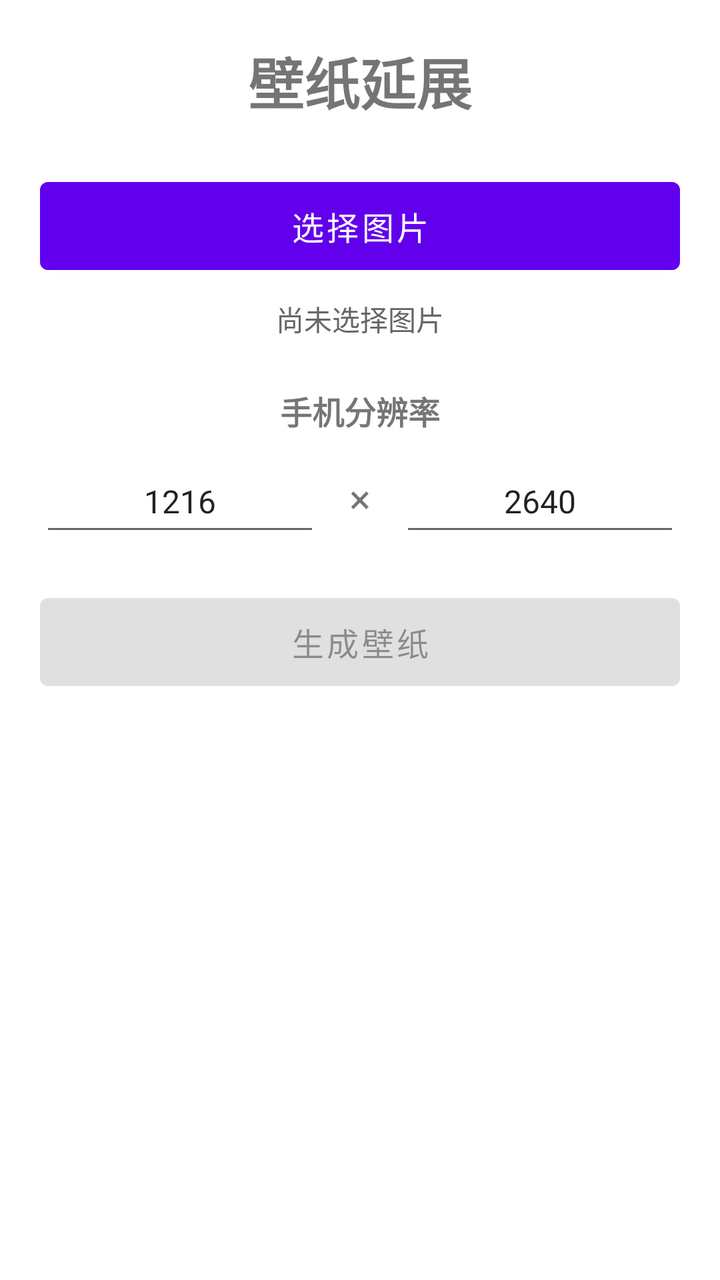
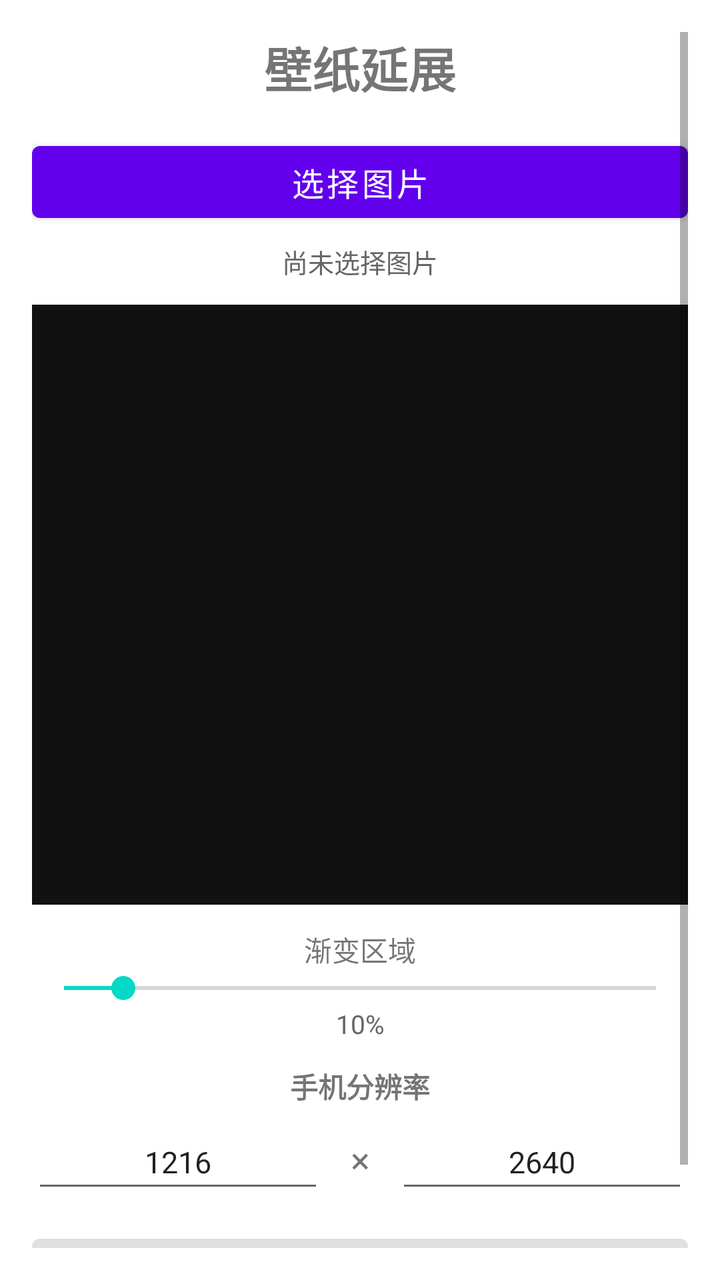

Before-and-after screenshots of an Android layout around one commit, followed by the original layout XML and the change that was made.
<!-- AndroidManifest.xml: application theme Theme.ExtendWallpaper -->
<!-- res/layout/activity_main.xml -->
<?xml version="1.0" encoding="utf-8"?>
<ScrollView xmlns:android="http://schemas.android.com/apk/res/android"
    android:layout_width="match_parent" android:layout_height="match_parent"
    android:padding="20dp">
    <LinearLayout android:layout_width="match_parent"
        android:layout_height="wrap_content" android:orientation="vertical"
        android:gravity="center_horizontal">
        <TextView android:layout_width="wrap_content" android:layout_height="wrap_content"
            android:text="壁纸延展" android:textSize="28sp" android:textStyle="bold"
            android:layout_marginBottom="24dp" />
        <Button android:id="@+id/btnPickImage" android:layout_width="match_parent"
            android:layout_height="56dp" android:text="选择图片" android:textSize="16sp" />
        <TextView android:id="@+id/tvImageInfo" android:layout_width="match_parent"
            android:layout_height="wrap_content" android:layout_marginTop="8dp"
            android:text="尚未选择图片" android:textSize="14sp" android:textColor="#666"
            android:gravity="center" />
        <TextView android:layout_width="wrap_content" android:layout_height="wrap_content"
            android:layout_marginTop="24dp" android:text="手机分辨率" android:textSize="16sp"
            android:textStyle="bold" />
        <LinearLayout android:layout_width="match_parent"
            android:layout_height="wrap_content" android:orientation="horizontal"
            android:layout_marginTop="8dp">
            <EditText android:id="@+id/etPhoneWidth" android:layout_width="0dp"
                android:layout_weight="1" android:layout_height="48dp"
                android:inputType="number" android:hint="宽度" android:text="1216"
                android:gravity="center" android:textSize="16sp" />
            <TextView android:layout_width="40dp" android:layout_height="48dp"
                android:gravity="center" android:text="×" android:textSize="20sp" />
            <EditText android:id="@+id/etPhoneHeight" android:layout_width="0dp"
                android:layout_weight="1" android:layout_height="48dp"
                android:inputType="number" android:hint="高度" android:text="2640"
                android:gravity="center" android:textSize="16sp" />
        </LinearLayout>
        <Button android:id="@+id/btnGenerate" android:layout_width="match_parent"
            android:layout_height="56dp" android:layout_marginTop="20dp"
            android:text="生成壁纸" android:textSize="16sp" android:enabled="false" />
        <ProgressBar android:id="@+id/progressBar" android:layout_width="wrap_content"
            android:layout_height="wrap_content" android:layout_marginTop="12dp"
            android:visibility="gone" />
        <TextView android:id="@+id/tvResult" android:layout_width="match_parent"
            android:layout_height="wrap_content" android:layout_marginTop="16dp"
            android:textSize="14sp" android:textColor="#333" android:gravity="center" />
    </LinearLayout>
</ScrollView>
<!-- resources referenced by this layout -->
<resources>
  <style name="Theme.ExtendWallpaper" parent="Theme.MaterialComponents.Light.NoActionBar" />
</resources>

<!-- the commit's change to res/layout/activity_main.xml (unified diff, before → after) -->
@@ -1,44 +1,87 @@
 <?xml version="1.0" encoding="utf-8"?>
 <ScrollView xmlns:android="http://schemas.android.com/apk/res/android"
     android:layout_width="match_parent" android:layout_height="match_parent"
-    android:padding="20dp">
+    android:padding="16dp">
+
     <LinearLayout android:layout_width="match_parent"
         android:layout_height="wrap_content" android:orientation="vertical"
         android:gravity="center_horizontal">
+
         <TextView android:layout_width="wrap_content" android:layout_height="wrap_content"
-            android:text="壁纸延展" android:textSize="28sp" android:textStyle="bold"
-            android:layout_marginBottom="24dp" />
+            android:text="壁纸延展" android:textSize="24sp" android:textStyle="bold"
+            android:layout_marginBottom="16dp" />
+
         <Button android:id="@+id/btnPickImage" android:layout_width="match_parent"
-            android:layout_height="56dp" android:text="选择图片" android:textSize="16sp" />
+            android:layout_height="48dp" android:text="选择图片" android:textSize="16sp" />
+
         <TextView android:id="@+id/tvImageInfo" android:layout_width="match_parent"
-            android:layout_height="wrap_content" android:layout_marginTop="8dp"
-            android:text="尚未选择图片" android:textSize="14sp" android:textColor="#666"
+            android:layout_height="wrap_content" android:layout_marginTop="6dp"
+            android:text="尚未选择图片" android:textSize="13sp" android:textColor="#666"
             android:gravity="center" />
+
+        
+        <FrameLayout android:id="@+id/previewContainer"
+            android:layout_width="match_parent"
+            android:layout_height="300dp"
+            android:layout_marginTop="12dp"
+            android:background="#111">
+
+            <ImageView android:id="@+id/ivPreview"
+                android:layout_width="match_parent"
+                android:layout_height="match_parent"
+                android:scaleType="fitCenter"
+                android:adjustViewBounds="true" />
+
+            <View android:id="@+id/gradientOverlay"
+                android:layout_width="match_parent"
+                android:layout_height="match_parent" />
+        </FrameLayout>
+
+        
         <TextView android:layout_width="wrap_content" android:layout_height="wrap_content"
-            android:layout_marginTop="24dp" android:text="手机分辨率" android:textSize="16sp"
+            android:layout_marginTop="12dp" android:text="渐变区域" android:textSize="14sp" />
+
+        <SeekBar android:id="@+id/sbModifyZone"
+            android:layout_width="match_parent"
+            android:layout_height="wrap_content"
+            android:max="100" android:progress="10" />
+
+        <TextView android:id="@+id/tvModifyZone"
+            android:layout_width="match_parent" android:layout_height="wrap_content"
+            android:text="10%" android:textSize="13sp" android:textColor="#666"
+            android:gravity="center" />
+
+        
+        <TextView android:layout_width="wrap_content" android:layout_height="wrap_content"
+            android:layout_marginTop="12dp" android:text="手机分辨率" android:textSize="14sp"
             android:textStyle="bold" />
+
         <LinearLayout android:layout_width="match_parent"
             android:layout_height="wrap_content" android:orientation="horizontal"
-            android:layout_marginTop="8dp">
+            android:layout_marginTop="4dp">
             <EditText android:id="@+id/etPhoneWidth" android:layout_width="0dp"
-                android:layout_weight="1" android:layout_height="48dp"
+                android:layout_weight="1" android:layout_height="44dp"
                 android:inputType="number" android:hint="宽度" android:text="1216"
-                android:gravity="center" android:textSize="16sp" />
-            <TextView android:layout_width="40dp" android:layout_height="48dp"
-                android:gravity="center" android:text="×" android:textSize="20sp" />
+                android:gravity="center" android:textSize="15sp" />
+            <TextView android:layout_width="36dp" android:layout_height="44dp"
+                android:gravity="center" android:text="×" android:textSize="18sp" />
             <EditText android:id="@+id/etPhoneHeight" android:layout_width="0dp"
-                android:layout_weight="1" android:layout_height="48dp"
+                android:layout_weight="1" android:layout_height="44dp"
                 android:inputType="number" android:hint="高度" android:text="2640"
-                android:gravity="center" android:textSize="16sp" />
+                android:gravity="center" android:textSize="15sp" />
         </LinearLayout>
+
         <Button android:id="@+id/btnGenerate" android:layout_width="match_parent"
-            android:layout_height="56dp" android:layout_marginTop="20dp"
+            android:layout_height="48dp" android:layout_marginTop="12dp"
             android:text="生成壁纸" android:textSize="16sp" android:enabled="false" />
+
         <ProgressBar android:id="@+id/progressBar" android:layout_width="wrap_content"
-            android:layout_height="wrap_content" android:layout_marginTop="12dp"
+            android:layout_height="wrap_content" android:layout_marginTop="8dp"
             android:visibility="gone" />
+
         <TextView android:id="@+id/tvResult" android:layout_width="match_parent"
-            android:layout_height="wrap_content" android:layout_marginTop="16dp"
-            android:textSize="14sp" android:textColor="#333" android:gravity="center" />
+            android:layout_height="wrap_content" android:layout_marginTop="8dp"
+            android:textSize="13sp" android:textColor="#333" android:gravity="center" />
+
     </LinearLayout>
 </ScrollView>
